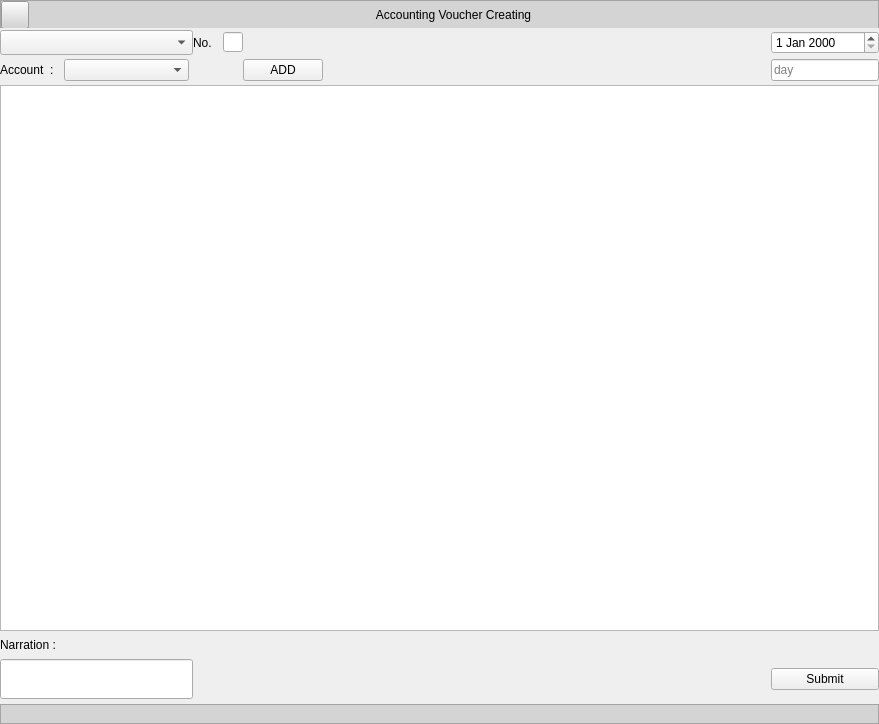
This is Resources/Ui/CreateVoucher.ui in Darshitjivani/MBAS as Qt 5 draws it before an edit. The edited form follows.
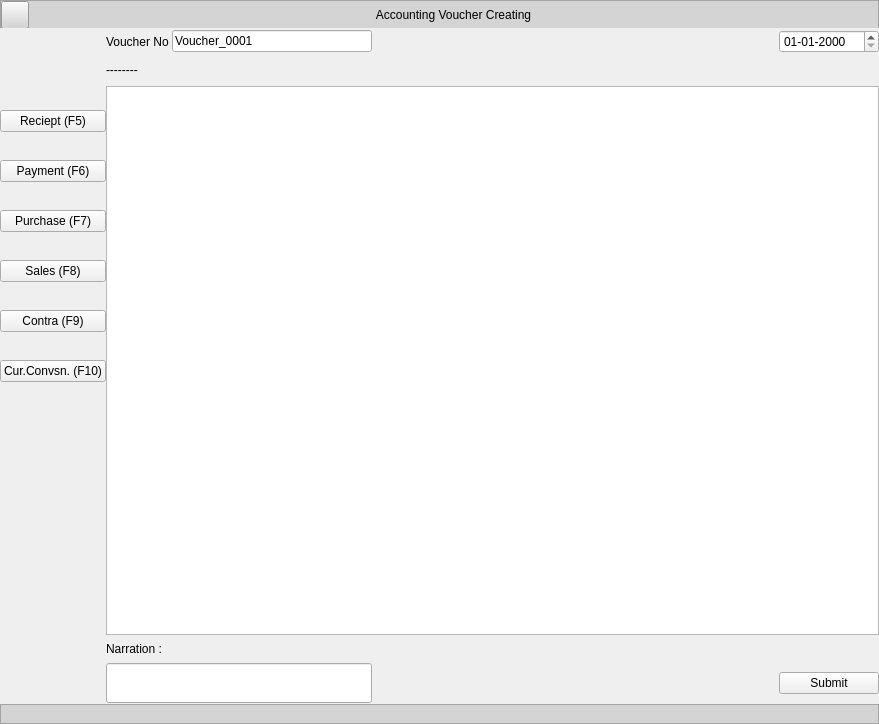
This is the edited form. Icons and pictures are not drawn.

Commit message: 22/09/23 changes in ui files and Trial Balance And voucher

```diff
--- a/Resources/Ui/CreateVoucher.ui
+++ b/Resources/Ui/CreateVoucher.ui
@@ -189,7 +189,105 @@
        <property name="verticalSpacing">
         <number>4</number>
        </property>
-       <item row="4" column="7">
+       <item row="2" column="0">
+        <widget class="Line" name="line_7">
+         <property name="maximumSize">
+          <size>
+           <width>16777215</width>
+           <height>20</height>
+          </size>
+         </property>
+         <property name="styleSheet">
+          <string notr="true">background-color: transparent;</string>
+         </property>
+         <property name="orientation">
+          <enum>Qt::Vertical</enum>
+         </property>
+        </widget>
+       </item>
+       <item row="9" column="0">
+        <widget class="QPushButton" name="pbSales">
+         <property name="text">
+          <string>Sales (F8)</string>
+         </property>
+         <property name="shortcut">
+          <string>F8</string>
+         </property>
+        </widget>
+       </item>
+       <item row="13" column="0">
+        <widget class="QPushButton" name="pbCurConvsn">
+         <property name="text">
+          <string>Cur.Convsn. (F10)</string>
+         </property>
+         <property name="shortcut">
+          <string>F10</string>
+         </property>
+        </widget>
+       </item>
+       <item row="3" column="0">
+        <widget class="QPushButton" name="pbReciept">
+         <property name="text">
+          <string>Reciept (F5)</string>
+         </property>
+         <property name="shortcut">
+          <string>F5</string>
+         </property>
+        </widget>
+       </item>
+       <item row="2" column="1" rowspan="13" colspan="6">
+        <widget class="QTableView" name="tableView">
+         <property name="sizePolicy">
+          <sizepolicy hsizetype="MinimumExpanding" vsizetype="Expanding">
+           <horstretch>0</horstretch>
+           <verstretch>0</verstretch>
+          </sizepolicy>
+         </property>
+        </widget>
+       </item>
+       <item row="8" column="0">
+        <widget class="Line" name="line_4">
+         <property name="maximumSize">
+          <size>
+           <width>16777215</width>
+           <height>20</height>
+          </size>
+         </property>
+         <property name="styleSheet">
+          <string notr="true">background-color: transparent;</string>
+         </property>
+         <property name="orientation">
+          <enum>Qt::Vertical</enum>
+         </property>
+        </widget>
+       </item>
+       <item row="6" column="0">
+        <widget class="Line" name="line_3">
+         <property name="maximumSize">
+          <size>
+           <width>16777215</width>
+           <height>20</height>
+          </size>
+         </property>
+         <property name="styleSheet">
+          <string notr="true">background-color: transparent;</string>
+         </property>
+         <property name="orientation">
+          <enum>Qt::Vertical</enum>
+         </property>
+        </widget>
+       </item>
+       <item row="14" column="0">
+        <widget class="Line" name="line_2">
+         <property name="styleSheet">
+          <string notr="true">background-color: transparent;</string>
+         </property>
+         <property name="orientation">
+          <enum>Qt::Vertical</enum>
+         </property>
+        </widget>
+       </item>
+       <item row="15" column="5">
         <widget class="QLabel" name="lbCredit">
          <property name="sizePolicy">
           <sizepolicy hsizetype="Fixed" vsizetype="Fixed">
@@ -214,7 +312,7 @@
          </property>
         </widget>
        </item>
-       <item row="4" column="6">
+       <item row="15" column="4">
         <widget class="QLabel" name="lbDebit">
          <property name="sizePolicy">
           <sizepolicy hsizetype="Fixed" vsizetype="Fixed">
@@ -239,23 +337,94 @@
          </property>
         </widget>
        </item>
-       <item row="0" column="3">
-        <widget class="QLineEdit" name="lineEdit">
+       <item row="7" column="0">
+        <widget class="QPushButton" name="pbPurchase">
+         <property name="text">
+          <string>Purchase (F7)</string>
+         </property>
+         <property name="shortcut">
+          <string>F7</string>
+         </property>
+        </widget>
+       </item>
+       <item row="15" column="6">
+        <widget class="QLabel" name="lbCurrency">
+         <property name="sizePolicy">
+          <sizepolicy hsizetype="Preferred" vsizetype="Fixed">
+           <horstretch>0</horstretch>
+           <verstretch>0</verstretch>
+          </sizepolicy>
+         </property>
          <property name="minimumSize">
           <size>
-           <width>20</width>
+           <width>0</width>
            <height>20</height>
           </size>
          </property>
          <property name="maximumSize">
           <size>
-           <width>20</width>
+           <width>16777215</width>
+           <height>16777215</height>
+          </size>
+         </property>
+         <property name="text">
+          <string/>
+         </property>
+        </widget>
+       </item>
+       <item row="0" column="6">
+        <widget class="QDateEdit" name="deDate">
+         <property name="maximumSize">
+          <size>
+           <width>100</width>
+           <height>16777215</height>
+          </size>
+         </property>
+         <property name="displayFormat">
+          <string>dd-MM-yyyy</string>
+         </property>
+         <property name="calendarPopup">
+          <bool>false</bool>
+         </property>
+        </widget>
+       </item>
+       <item row="16" column="6">
+        <widget class="QPushButton" name="pbSubmit">
+         <property name="text">
+          <string>Submit</string>
+         </property>
+         <property name="shortcut">
+          <string>Enter</string>
+         </property>
+        </widget>
+       </item>
+       <item row="5" column="0">
+        <widget class="QPushButton" name="pbPayment">
+         <property name="text">
+          <string>Payment (F6)</string>
+         </property>
+         <property name="shortcut">
+          <string>F6</string>
+         </property>
+        </widget>
+       </item>
+       <item row="10" column="0">
+        <widget class="Line" name="line_5">
+         <property name="maximumSize">
+          <size>
+           <width>16777215</width>
            <height>20</height>
           </size>
          </property>
+         <property name="styleSheet">
+          <string notr="true">background-color: transparent;</string>
+         </property>
+         <property name="orientation">
+          <enum>Qt::Vertical</enum>
+         </property>
         </widget>
        </item>
-       <item row="4" column="0">
+       <item row="15" column="1">
         <widget class="QLabel" name="label_6">
          <property name="sizePolicy">
           <sizepolicy hsizetype="Preferred" vsizetype="Preferred">
@@ -268,7 +437,7 @@
          </property>
         </widget>
        </item>
-       <item row="5" column="0" colspan="2">
+       <item row="16" column="1" colspan="2">
         <widget class="QLineEdit" name="leNarration">
          <property name="sizePolicy">
           <sizepolicy hsizetype="Expanding" vsizetype="Expanding">
@@ -290,176 +459,85 @@
          </property>
         </widget>
        </item>
-       <item row="2" column="0" colspan="9">
-        <widget class="QTableView" name="tableView">
-         <property name="sizePolicy">
-          <sizepolicy hsizetype="MinimumExpanding" vsizetype="Expanding">
-           <horstretch>0</horstretch>
-           <verstretch>0</verstretch>
-          </sizepolicy>
-         </property>
-        </widget>
-       </item>
-       <item row="5" column="8">
-        <widget class="QPushButton" name="pbSubmit">
-         <property name="text">
-          <string>Submit</string>
-         </property>
-        </widget>
-       </item>
-       <item row="6" column="0">
-        <widget class="Line" name="line">
-         <property name="orientation">
-          <enum>Qt::Vertical</enum>
-         </property>
-        </widget>
-       </item>
-       <item row="0" column="2">
+       <item row="0" column="1">
         <widget class="QLabel" name="label_2">
-         <property name="minimumSize">
-          <size>
-           <width>0</width>
-           <height>25</height>
-          </size>
-         </property>
          <property name="maximumSize">
           <size>
-           <width>30</width>
-           <height>25</height>
-          </size>
-         </property>
-         <property name="text">
-          <string>No.</string>
-         </property>
-        </widget>
-       </item>
-       <item row="0" column="8">
-        <widget class="QDateEdit" name="deDate"/>
-       </item>
-       <item row="4" column="8">
-        <widget class="QLabel" name="lbCurrency">
-         <property name="sizePolicy">
-          <sizepolicy hsizetype="Preferred" vsizetype="Fixed">
-           <horstretch>0</horstretch>
-           <verstretch>0</verstretch>
-          </sizepolicy>
-         </property>
-         <property name="minimumSize">
-          <size>
-           <width>0</width>
-           <height>20</height>
-          </size>
-         </property>
-         <property name="maximumSize">
-          <size>
-           <width>16777215</width>
+           <width>66</width>
            <height>16777215</height>
           </size>
          </property>
          <property name="text">
-          <string/>
+          <string>Voucher No :</string>
          </property>
         </widget>
        </item>
-       <item row="1" column="8">
-        <widget class="QLineEdit" name="leDay">
-         <property name="enabled">
-          <bool>true</bool>
-         </property>
-         <property name="sizePolicy">
-          <sizepolicy hsizetype="Maximum" vsizetype="Minimum">
-           <horstretch>0</horstretch>
-           <verstretch>0</verstretch>
-          </sizepolicy>
-         </property>
-         <property name="minimumSize">
-          <size>
-           <width>0</width>
-           <height>0</height>
-          </size>
-         </property>
-         <property name="maximumSize">
-          <size>
-           <width>16777215</width>
-           <height>16777215</height>
-          </size>
-         </property>
-         <property name="layoutDirection">
-          <enum>Qt::RightToLeft</enum>
-         </property>
-         <property name="placeholderText">
-          <string>day</string>
-         </property>
-        </widget>
-       </item>
-       <item row="0" column="0" colspan="2">
-        <widget class="QComboBox" name="cbVoucherType">
-         <property name="minimumSize">
-          <size>
-           <width>193</width>
-           <height>20</height>
-          </size>
-         </property>
+       <item row="0" column="2">
+        <widget class="QLineEdit" name="lineEdit">
          <property name="maximumSize">
           <size>
            <width>200</width>
-           <height>25</height>
+           <height>16777215</height>
           </size>
          </property>
-        </widget>
-       </item>
-       <item row="1" column="4">
-        <widget class="QPushButton" name="pbAdd">
-         <property name="sizePolicy">
-          <sizepolicy hsizetype="Fixed" vsizetype="Fixed">
-           <horstretch>0</horstretch>
-           <verstretch>0</verstretch>
-          </sizepolicy>
-         </property>
          <property name="text">
-          <string>ADD</string>
+          <string>Voucher_0001</string>
          </property>
         </widget>
        </item>
-       <item row="1" column="0">
-        <widget class="QLabel" name="label_18">
-         <property name="minimumSize">
+       <item row="4" column="0">
+        <widget class="Line" name="line">
+         <property name="maximumSize">
           <size>
-           <width>25</width>
-           <height>0</height>
+           <width>16777215</width>
+           <height>20</height>
           </size>
          </property>
+         <property name="styleSheet">
+          <string notr="true">background-color: transparent;</string>
+         </property>
+         <property name="orientation">
+          <enum>Qt::Vertical</enum>
+         </property>
+        </widget>
+       </item>
+       <item row="11" column="0">
+        <widget class="QPushButton" name="pbContra">
+         <property name="text">
+          <string>Contra (F9)</string>
+         </property>
+         <property name="shortcut">
+          <string>F9</string>
+         </property>
+        </widget>
+       </item>
+       <item row="12" column="0">
+        <widget class="Line" name="line_6">
          <property name="maximumSize">
           <size>
-           <width>64</width>
-           <height>25</height>
+           <width>16777215</width>
+           <height>20</height>
           </size>
          </property>
-         <property name="text">
-          <string>Account  :</string>
+         <property name="styleSheet">
+          <string notr="true">background-color: transparent;</string>
+         </property>
+         <property name="orientation">
+          <enum>Qt::Vertical</enum>
          </property>
         </widget>
        </item>
        <item row="1" column="1">
-        <widget class="QComboBox" name="cbDebitedAccount">
-         <property name="sizePolicy">
-          <sizepolicy hsizetype="Fixed" vsizetype="Fixed">
-           <horstretch>0</horstretch>
-           <verstretch>0</verstretch>
-          </sizepolicy>
-         </property>
-         <property name="minimumSize">
-          <size>
-           <width>125</width>
-           <height>0</height>
-          </size>
-         </property>
+        <widget class="QLabel" name="lbVoucherType">
          <property name="maximumSize">
           <size>
-           <width>120</width>
+           <width>16777215</width>
            <height>25</height>
           </size>
          </property>
+         <property name="text">
+          <string>--------</string>
+         </property>
         </widget>
        </item>
       </layout>
```
Left out of the diff: 6 changed lines with no effect on the pictures. The commit also changes 25 other files.
